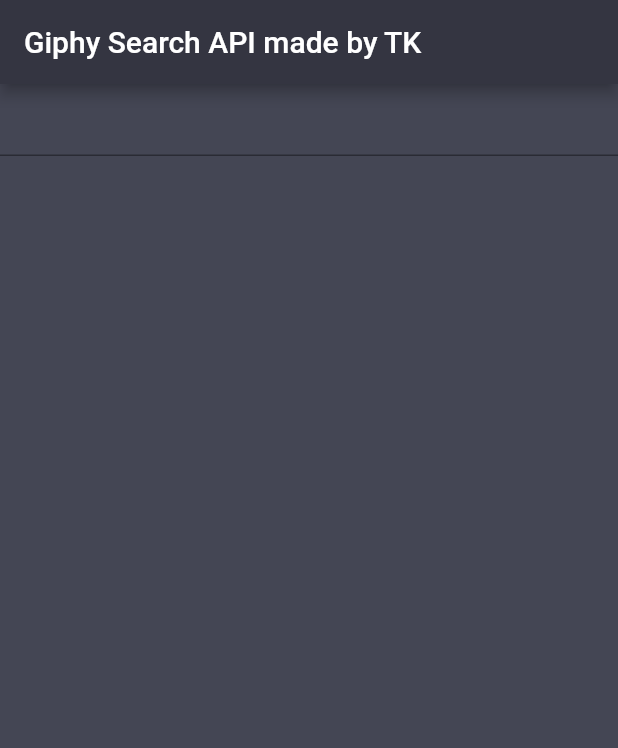
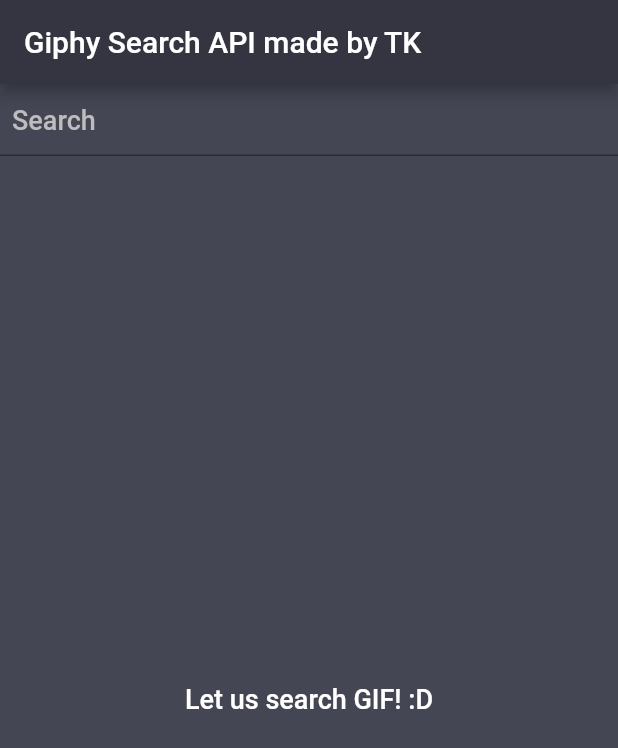
Before and after one commit to iirtrtrt/giphy_api_flutter, a Flutter app: the screen it shows after launch, on a phone screen of 412 x 824 dp. Shown: the top 748 px of the screen. Run offline on Flutter 3.47's test engine with Material 2 defaults, Android fonts, the light colour scheme and no system bars; our stand-ins replace cached_network_image, dio, flutter_dotenv, flutter_riverpod, shimmer_animation.

Commit message:
minimal fix

```diff
--- a/lib/gif/view/gif_search_screen.dart
+++ b/lib/gif/view/gif_search_screen.dart
@@ -28,6 +28,8 @@
 
   @override
   Widget build(BuildContext context) {
+    final gifs = ref.watch(gifListProvider);
+
     _scrollController.addListener(() {
       double maxScroll = _scrollController.position.maxScrollExtent;
       double currentScroll = _scrollController.position.pixels;
@@ -55,8 +57,12 @@
               fontWeight: FontWeight.w500,
             ),
             cursorColor: Colors.white,
-            decoration: const InputDecoration(
-              contentPadding: EdgeInsets.symmetric(horizontal: 8),
+            decoration: InputDecoration(
+              contentPadding: const EdgeInsets.symmetric(horizontal: 8),
+              hintText: 'Search',
+              hintStyle: TextStyle(
+                color: Colors.grey[400],
+              ),
             ),
             onChanged: (value) {
               if (_debounceTimer?.isActive ?? false) {
@@ -76,10 +82,8 @@
           Expanded(
             child: Padding(
               padding: const EdgeInsets.all(4.0),
-              child: Consumer(
-                builder: (context, watch, child) {
-                  final gifs = ref.watch(gifListProvider);
-                  return GridView.builder(
+              child: gifs.isNotEmpty
+                  ? GridView.builder(
                       keyboardDismissBehavior:
                           ScrollViewKeyboardDismissBehavior.onDrag,
                       gridDelegate:
@@ -89,9 +93,18 @@
                       ),
                       controller: _scrollController,
                       itemCount: gifs.length,
-                    itemBuilder: (context, index) => GifTile(gif: gifs[index]),
-                  );
-                },
+                      itemBuilder: (context, index) =>
+                          GifTile(gif: gifs[index]),
+                    )
+                  : const Center(
+                      child: Text(
+                        'Let us search GIF! :D',
+                        style: TextStyle(
+                          color: Colors.white,
+                          fontSize: 18,
+                          fontWeight: FontWeight.w500,
+                        ),
+                      ),
                     ),
             ),
           ),
```
Lines whose indentation alone changed are shown as unchanged.
